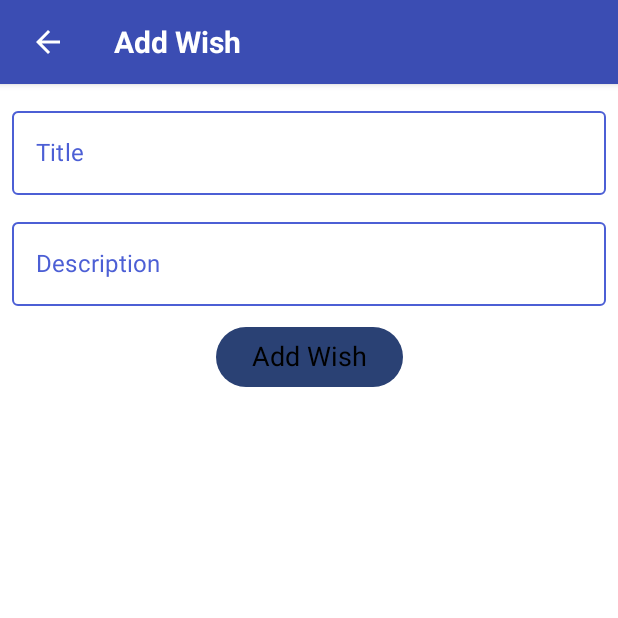
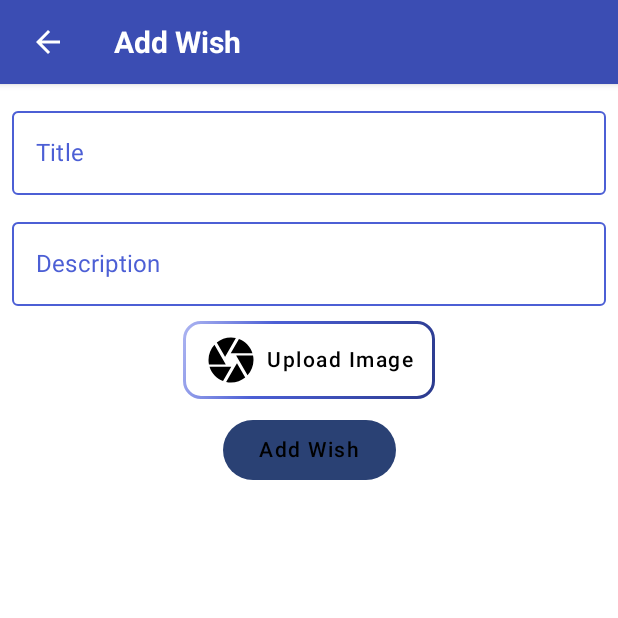
Before and after one commit to ShubhDev2604/WishListApp, an Android app built with Jetpack Compose: the composable AddEditDetailView called with empty values, on a phone screen of 412 x 824 dp, the top half of it. Run offline under Robolectric (Android 15) with nearby library versions, the phone set to English and light mode, and no system bars.

Commit message:
Added upload image button in add/edit view

```diff
--- a/app/src/main/java/eu/tutorials/mywishlistapp/AddEditDetailView.kt
+++ b/app/src/main/java/eu/tutorials/mywishlistapp/AddEditDetailView.kt
@@ -1,17 +1,29 @@
 package eu.tutorials.mywishlistapp
 
+import androidx.compose.foundation.background
+import androidx.compose.foundation.border
+import androidx.compose.foundation.clickable
 import androidx.compose.foundation.layout.Arrangement
+import androidx.compose.foundation.layout.Box
 import androidx.compose.foundation.layout.Column
+import androidx.compose.foundation.layout.Row
 import androidx.compose.foundation.layout.Spacer
 import androidx.compose.foundation.layout.fillMaxWidth
 import androidx.compose.foundation.layout.height
 import androidx.compose.foundation.layout.padding
+import androidx.compose.foundation.layout.size
 import androidx.compose.foundation.layout.wrapContentSize
+import androidx.compose.foundation.shape.RoundedCornerShape
 import androidx.compose.foundation.text.KeyboardOptions
+import androidx.compose.material.ButtonColors
+import androidx.compose.material.ButtonDefaults
+import androidx.compose.material.Icon
+import androidx.compose.material.OutlinedButton
 import androidx.compose.material.OutlinedTextField
 import androidx.compose.material.Scaffold
 import androidx.compose.material.Text
 import androidx.compose.material.TextFieldDefaults
+import androidx.compose.material.Typography
 import androidx.compose.material.rememberScaffoldState
 import androidx.compose.material3.Button
 import androidx.compose.runtime.Composable
@@ -19,17 +31,23 @@ import androidx.compose.runtime.collectAsState
 import androidx.compose.runtime.rememberCoroutineScope
 import androidx.compose.ui.Alignment
 import androidx.compose.ui.Modifier
+import androidx.compose.ui.graphics.Brush
+import androidx.compose.ui.graphics.Color
+import androidx.compose.ui.graphics.vector.ImageVector
 import androidx.compose.ui.platform.LocalContext
 import androidx.compose.ui.platform.LocalSoftwareKeyboardController
 import androidx.compose.ui.res.colorResource
 import androidx.compose.ui.res.stringResource
+import androidx.compose.ui.res.vectorResource
 import androidx.compose.ui.text.TextStyle
 import androidx.compose.ui.text.input.KeyboardType
+import androidx.compose.ui.text.style.TextAlign
 import androidx.compose.ui.tooling.preview.Preview
 import androidx.compose.ui.unit.dp
 import androidx.compose.ui.unit.sp
 import androidx.navigation.NavController
 import eu.tutorials.mywishlistapp.data.Wish
+import eu.tutorials.mywishlistapp.ui.theme.AppTypography
 import kotlinx.coroutines.launch
 
 @Composable
@@ -100,6 +118,49 @@ fun AddEditDetailView(
             Spacer(
                 modifier = Modifier.height(10.dp)
             )
+
+            Box (
+                modifier = Modifier
+                    .border(
+                        width = 2.dp,
+                        brush = Brush.linearGradient(
+                            listOf(
+                                colorResource(id = R.color.primary_shade2),
+                                colorResource(id = R.color.primary),
+                                colorResource(id = R.color.primary_variant),
+                                colorResource(id = R.color.primary_shade5)
+                            )
+                        ),
+                        shape = RoundedCornerShape(
+                            12.dp
+                        )
+                    )
+                    .padding(2.dp)
+                    .clickable {
+
+                    }
+            ){
+                Row (
+                    verticalAlignment = Alignment.CenterVertically,
+                    modifier = Modifier.padding(horizontal = 12.dp, vertical = 6.dp)
+                ){
+                    Icon(
+                        modifier = Modifier
+                            .padding(end = 6.dp)
+                            .size(36.dp),
+                        imageVector = ImageVector.vectorResource(id = R.drawable.baseline_camera_24),
+                        contentDescription = "Take Photo"
+                    )
+                    Text(
+                        style = AppTypography.button,
+                        text = "Upload Image"
+                    )
+                }
+            }
+
+            Spacer(
+                modifier = Modifier.height(10.dp)
+            )
             Button(
                 onClick = {
                     keyboardController?.hide()
@@ -145,9 +206,7 @@ fun AddEditDetailView(
                     text = if (id != 0L) stringResource(id = R.string.update_wish) else stringResource(
                         id = R.string.add_wish
                     ),
-                    style = TextStyle(
-                        fontSize = 18.sp
-                    )
+                    style = AppTypography.button
                 )
             }
         }
@@ -187,5 +246,10 @@ fun WishTextField(
 @Preview
 @Composable
 fun WishTestFieldPrev() {
-    WishTextField(label = "text", value = "text", onValueChanged = {})
+    Box(
+        modifier = Modifier
+            .background(color = Color.White)
+    ) {
+        WishTextField(label = "text", value = "text", onValueChanged = {})
+    }
 }
--- a/app/src/main/java/eu/tutorials/mywishlistapp/data/WishDatabase.kt
+++ b/app/src/main/java/eu/tutorials/mywishlistapp/data/WishDatabase.kt
@@ -2,9 +2,13 @@ package eu.tutorials.mywishlistapp.data
 
 import androidx.room.Database
 import androidx.room.RoomDatabase
+
+/*
+You always need to update version of the database whenever you change anything in the entity class and then uninstall the app and install it again else it will give IllegalStateException error.
+ */
 @Database(
     entities = [Wish::class],
-    version = 1,
+    version = 2,
     exportSchema = false
 )
 abstract class WishDatabase : RoomDatabase() {
--- /dev/null
+++ b/app/src/main/res/drawable/baseline_camera_24.xml
@@ -0,0 +1,5 @@
+<vector xmlns:android="http://schemas.android.com/apk/res/android" android:height="24dp" android:tint="#000000" android:viewportHeight="24" android:viewportWidth="24" android:width="24dp">
+
+    <path android:fillColor="@android:color/white" android:pathData="M9.4,10.5l4.77,-8.26C13.47,2.09 12.75,2 12,2c-2.4,0 -4.6,0.85 -6.32,2.25l3.66,6.35 0.06,-0.1zM21.54,9c-0.92,-2.92 -3.15,-5.26 -6,-6.34L11.88,9h9.66zM21.8,10h-7.49l0.29,0.5 4.76,8.25C21,16.97 22,14.61 22,12c0,-0.69 -0.07,-1.35 -0.2,-2zM8.54,12l-3.9,-6.75C3.01,7.03 2,9.39 2,12c0,0.69 0.07,1.35 0.2,2h7.49l-1.15,-2zM2.46,15c0.92,2.92 3.15,5.26 6,6.34L12.12,15L2.46,15zM13.73,15l-3.9,6.76c0.7,0.15 1.42,0.24 2.17,0.24 2.4,0 4.6,-0.85 6.32,-2.25l-3.66,-6.35 -0.93,1.6z"/>
+
+</vector>
--- a/app/src/main/res/values/colors.xml
+++ b/app/src/main/res/values/colors.xml
@@ -8,8 +8,11 @@
     <color name="black">#FF000000</color>
     <color name="white">#FFFFFFFF</color>
     <color name="app_bar_color">#DD1523</color>
+    <color name="primary_shade1">#E1E4FB</color>
+    <color name="primary_shade2">#AEB6F2</color>
     <color name="primary">#4C5FD5</color>
     <color name="primary_variant">#3B4DB3</color>
+    <color name="primary_shade5">#2B3A8C</color>
     <color name="secondary">#FEC260</color>
     <color name="background">#F9F9FB</color>
     <color name="surface">#FFFFFF</color>
```
Also changed, not shown: app/src/main/java/eu/tutorials/mywishlistapp/data/Wish.kt (+3 -14 lines), app/src/main/java/eu/tutorials/mywishlistapp/ui/theme/Typography.kt (+7 -0 lines).
